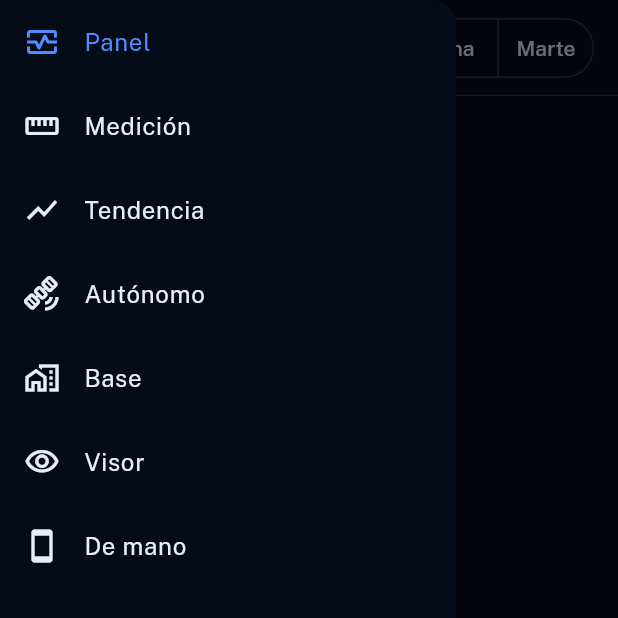
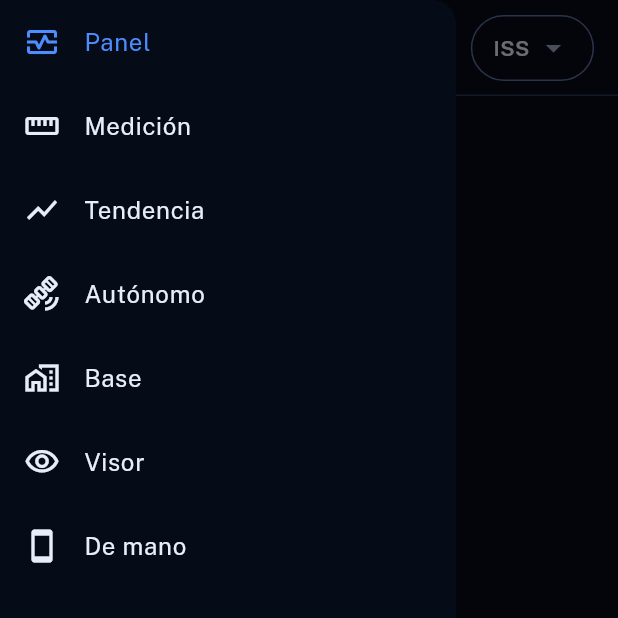
Before and after one commit to YaelTriana/STARDUSTCRUSADERS_OuterSpaceMonitoring, a Flutter app: the Shell screen opened directly, with the side drawer open, on a phone screen of 412 x 824 dp, the top half of it. Run offline on Flutter 3.47's test engine with Material 3 defaults, Android fonts, the phone set to English and light mode, and no system bars; our stand-ins replace google_fonts; missing offline and left inert: serious_python; network calls fail.

Commit message:
feat: completa los P2 (selector angosto, pruebas de widgets, accesibilidad)
- EnvSelector: botones segmentados en pantallas anchas y menú desplegable
  por debajo de 640 px; áreas táctiles de 44 px
- Pruebas Flutter: semáforo (color + forma + palabra + semántica),
  selector de entorno con TirelusApi falso y contraste de la paleta
- borderStrong a #5B6F9E para que los bordes de controles pasen 3:1
- README: P2 marcados como hechos y comando flutter test

Co-Authored-By: Claude Opus 5.5 <noreply@anthropic.com>
Claude-Session: https://claude.ai/code/session_01LDnwwwuNKPEhx1NZnZ8Fi2

```diff
--- a/app/lib/main.dart
+++ b/app/lib/main.dart
@@ -11,6 +11,7 @@ import 'screens/measurement_screen.dart';
 import 'screens/trend_screen.dart';
 import 'theme.dart';
 import 'widgets/common.dart';
+import 'widgets/env_selector.dart';
 
 void main() {
   final api = TirelusApi();
@@ -178,19 +179,19 @@ class _TopBar extends StatelessWidget implements PreferredSizeWidget {
       title: Row(children: [
         const TirelusMark(size: 30),
         const SizedBox(width: 12),
-        Text('TIRELUS', style: Theme.of(context).textTheme.titleLarge?.copyWith(fontWeight: FontWeight.w800)),
+        Flexible(
+          child: Text('TIRELUS',
+              maxLines: 1,
+              overflow: TextOverflow.ellipsis,
+              style: Theme.of(context).textTheme.titleLarge?.copyWith(fontWeight: FontWeight.w800)),
+        ),
         if (!compact) ...[
           const SizedBox(width: 16),
           Text('DÍA DE MISIÓN 047 · ${state.env.label.toUpperCase()}', style: mono(size: 13, color: VColors.muted)),
         ],
       ]),
       actions: [
-        SegmentedButton<MissionEnv>(
-          showSelectedIcon: false,
-          segments: [for (final e in MissionEnv.values) ButtonSegment(value: e, label: Text(e.label))],
-          selected: {state.env},
-          onSelectionChanged: (s) => state.setEnv(s.first),
-        ),
+        Center(child: EnvSelector(value: state.env, onChanged: state.setEnv)),
         if (!compact) ...[
           const SizedBox(width: 16),
           StatusShape(state.env.autonomous ? VStatus.critico : VStatus.nominal, size: 10),
--- a/app/lib/theme.dart
+++ b/app/lib/theme.dart
@@ -7,7 +7,9 @@ class VColors {
   static const surface = Color(0xFF0E1830);
   static const surface2 = Color(0xFF15223F);
   static const border = Color(0xFF24345A);
-  static const borderStrong = Color(0xFF3A4E7C);
+  /// Bordes de controles (campos, botones con contorno, pasos pendientes):
+  /// ≥ 3:1 sobre space, surface y surface2 (WCAG 1.4.11).
+  static const borderStrong = Color(0xFF5B6F9E);
   static const signal = Color(0xFF4D8DFF);
   static const signalSoft = Color(0xFF7FB0FF);
   static const text = Color(0xFFE8EEF9);
--- /dev/null
+++ b/app/lib/widgets/env_selector.dart
@@ -0,0 +1,78 @@
+import 'package:flutter/material.dart';
+
+import '../data/models.dart';
+import '../theme.dart';
+
+/// Selector de entorno de misión (ISS / Luna / Marte).
+///
+/// En pantallas anchas usa botones segmentados; por debajo de
+/// [compactBreakpoint] pasa a un menú desplegable para que ninguna opción
+/// quede cortada. Las áreas táctiles miden al menos 44 px.
+class EnvSelector extends StatelessWidget {
+  const EnvSelector({super.key, required this.value, required this.onChanged});
+
+  final MissionEnv value;
+  final ValueChanged<MissionEnv> onChanged;
+
+  static const compactBreakpoint = 640.0;
+
+  @override
+  Widget build(BuildContext context) {
+    final compact = MediaQuery.sizeOf(context).width < compactBreakpoint;
+    return compact ? _menu() : _segmented();
+  }
+
+  Widget _segmented() => SegmentedButton<MissionEnv>(
+        showSelectedIcon: false,
+        style: const ButtonStyle(
+          minimumSize: WidgetStatePropertyAll(Size(64, 44)),
+          tapTargetSize: MaterialTapTargetSize.padded,
+        ),
+        segments: [
+          for (final e in MissionEnv.values)
+            ButtonSegment(value: e, label: Text(e.label, maxLines: 1, softWrap: false)),
+        ],
+        selected: {value},
+        onSelectionChanged: (s) => onChanged(s.first),
+      );
+
+  Widget _menu() => PopupMenuButton<MissionEnv>(
+        key: const Key('env-menu'),
+        tooltip: 'Entorno de misión',
+        initialValue: value,
+        onSelected: onChanged,
+        itemBuilder: (_) => [
+          for (final e in MissionEnv.values)
+            PopupMenuItem(
+              value: e,
+              height: 48,
+              child: Row(children: [
+                Icon(e == value ? Icons.radio_button_checked : Icons.radio_button_unchecked,
+                    size: 18, color: e == value ? VColors.signal : VColors.muted),
+                const SizedBox(width: 10),
+                Flexible(
+                  child: Text('${e.label} · ${e.delay}', maxLines: 1, overflow: TextOverflow.ellipsis),
+                ),
+              ]),
+            ),
+        ],
+        child: Semantics(
+          label: 'Entorno de misión: ${value.label}',
+          button: true,
+          excludeSemantics: true,
+          child: Container(
+            constraints: const BoxConstraints(minHeight: 44, minWidth: 44),
+            padding: const EdgeInsets.symmetric(horizontal: 14),
+            decoration: BoxDecoration(
+              borderRadius: BorderRadius.circular(999),
+              border: Border.all(color: VColors.borderStrong),
+            ),
+            child: Row(mainAxisSize: MainAxisSize.min, children: [
+              Text(value.label, style: const TextStyle(fontWeight: FontWeight.w600)),
+              const SizedBox(width: 4),
+              const Icon(Icons.arrow_drop_down, color: VColors.muted),
+            ]),
+          ),
+        ),
+      );
+}
```
Also changed, not shown: 4 other files.
